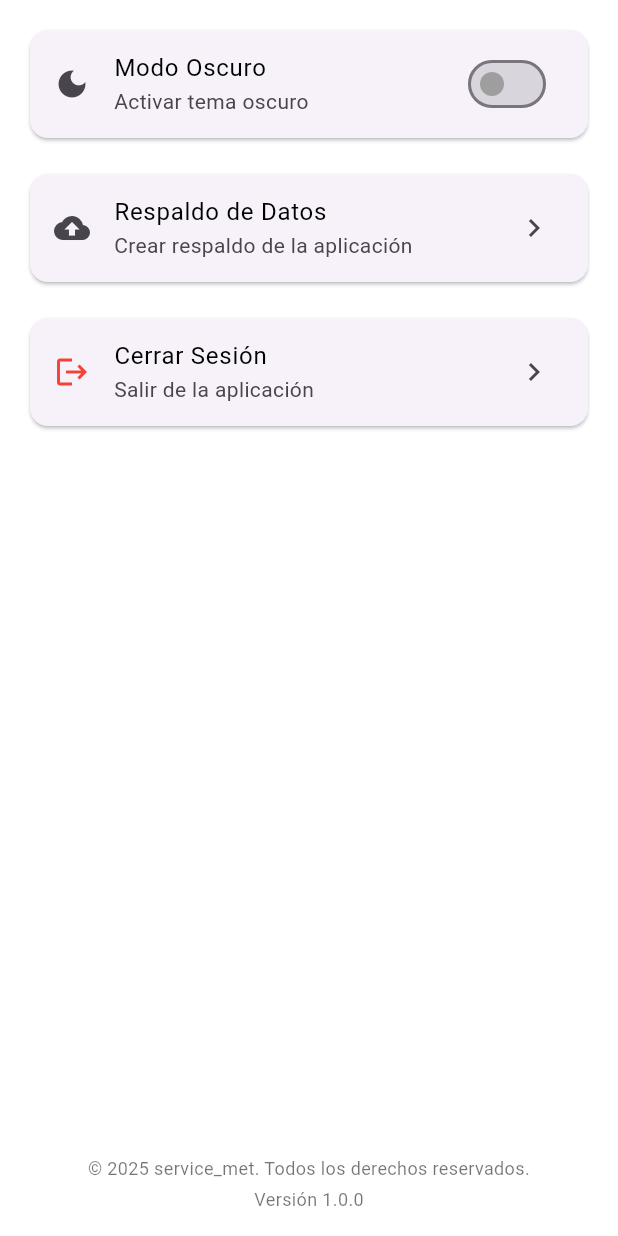
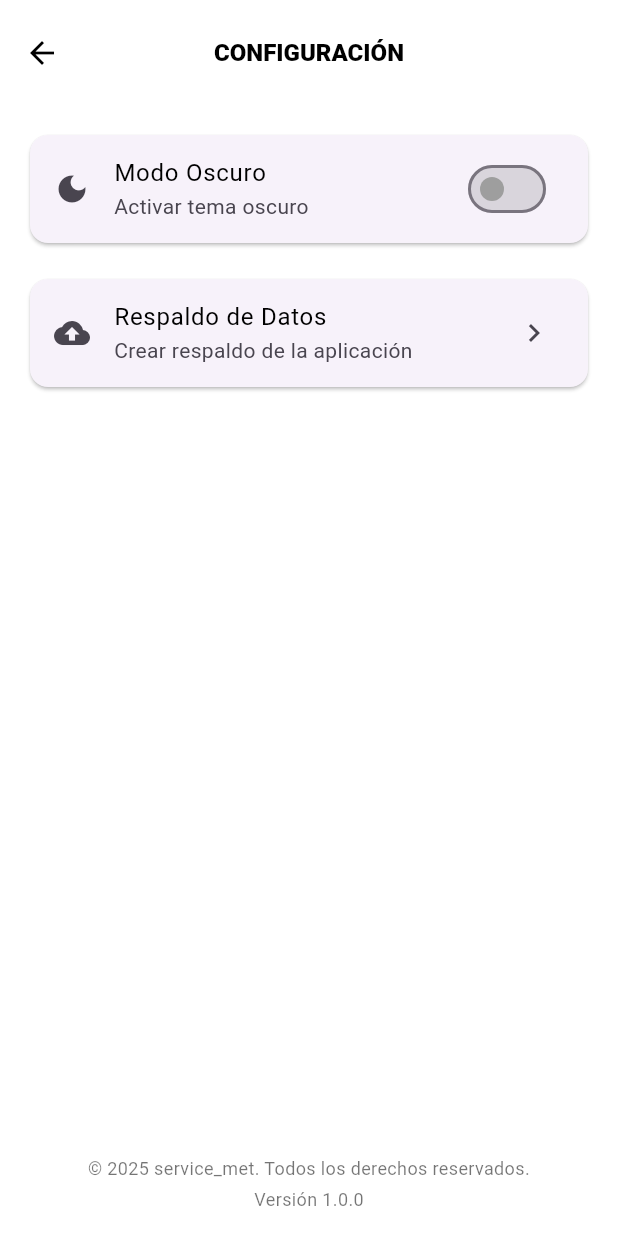
Before and after one commit to JBarrau1/ServiceMET, a Flutter app: the ConfiguracionScreen screen opened directly, on a phone screen of 412 x 824 dp. Run offline on Flutter 3.47's test engine with Material 3 defaults, Android fonts, the phone set to English and light mode, and no system bars; our stand-ins replace cloud_firestore, connectivity_plus, csv, file_picker, firebase_core, flutter_animate and 12 more; missing offline and left inert: flutter_file_dialog, mobile_scanner, mssql_connection; accounts and stored records are empty.

Commit message:
Ultima actualizacion con correcciones en calibracion

```diff
--- a/lib/home/configuracion_screen.dart
+++ b/lib/home/configuracion_screen.dart
@@ -12,7 +12,7 @@ class ConfiguracionScreen extends StatefulWidget {
 
 class _ConfiguracionScreenState extends State<ConfiguracionScreen> {
   bool isDarkMode = false;
-  String appVersion = '10.1.1_6_141025';
+  String appVersion = '10.1.1_7_151025';
   String appName = 'METRICA LTDA';
 
   @override
@@ -85,6 +85,40 @@ class _ConfiguracionScreenState extends State<ConfiguracionScreen> {
   @override
   Widget build(BuildContext context) {
     return Scaffold(
+      appBar: AppBar(
+        toolbarHeight: 70,
+        title: const Text(
+          'CONFIGURACIÓN',
+          style: TextStyle(
+            fontSize: 16.0,
+            fontWeight: FontWeight.w900,
+          ),
+        ),
+        backgroundColor: Theme.of(context).brightness == Brightness.dark
+            ? Colors.transparent
+            : Colors.white,
+        elevation: 0,
+        flexibleSpace: Theme.of(context).brightness == Brightness.dark
+            ? ClipRect(
+          child: BackdropFilter(
+            filter: ImageFilter.blur(sigmaX: 10.0, sigmaY: 10.0),
+            child: Container(
+              color: Colors.black.withOpacity(0.4),
+            ),
+          ),
+        )
+            : null,
+        iconTheme: IconThemeData(color: Theme.of(context).iconTheme.color),
+        titleTextStyle: TextStyle(
+          fontSize: 18,
+          fontWeight: FontWeight.w600,
+          color: Theme.of(context).brightness == Brightness.dark
+              ? Colors.white
+              : Colors.black,
+        ),
+        centerTitle: true,
+        actions: [],
+      ),
       body: Column(
         children: [
           Expanded(
@@ -117,19 +151,6 @@ class _ConfiguracionScreenState extends State<ConfiguracionScreen> {
                         MaterialPageRoute(builder: (context) => RespaldoScreen()),
                       );
                     },
-                  ),
-                ),
-
-                const SizedBox(height: 16),
-
-                // Cerrar sesión
-                Card(
-                  child: ListTile(
-                    leading: const Icon(Icons.logout, color: Colors.red),
-                    title: const Text('Cerrar Sesión'),
-                    subtitle: const Text('Salir de la aplicación'),
-                    trailing: const Icon(Icons.chevron_right),
-                    onTap: () => _cerrarSesion(context),
                   ),
                 ),
               ],
```
Also changed, not shown: lib/home_screen.dart (+32 -26 lines), lib/login_screen.dart (+11 -11 lines), 1 other file.
